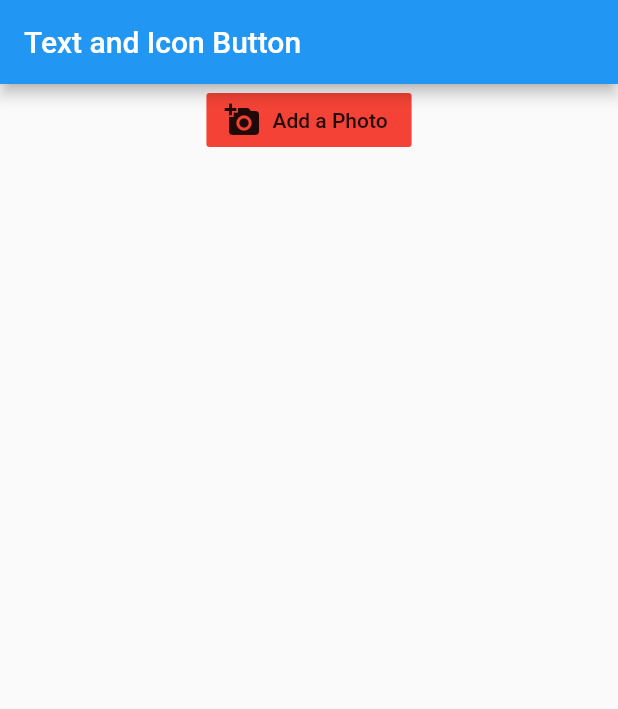
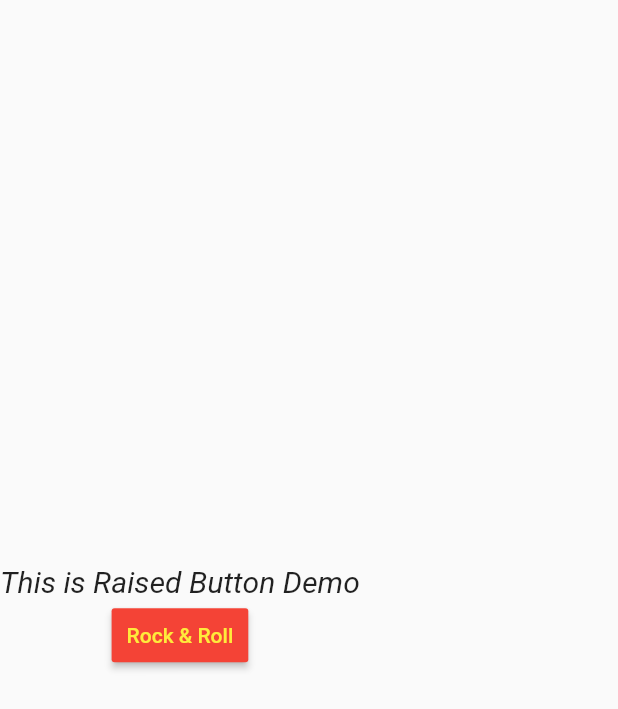
Before and after one commit to parthmehta1990/FlutterWidgetExample, a Flutter app: the screen it shows after launch, on a phone screen of 412 x 824 dp. Shown: the top 709 px of the screen. Run offline on Flutter 3.47's test engine with Material 2 defaults, Android fonts, the phone set to English and light mode, and no system bars.

Commit message:
+Raised Button Example done

```diff
--- /dev/null
+++ b/lib/RaisedButtonEx/RaisedBtn.dart
@@ -0,0 +1,47 @@
+import 'package:flutter/material.dart';
+
+class RaisedBtn extends StatefulWidget {
+  @override
+  _RaisedBtnState createState() => _RaisedBtnState();
+}
+
+class _RaisedBtnState extends State<RaisedBtn> {
+  String msg = "This is Raised Button Demo";
+
+  @override
+  Widget build(BuildContext context) {
+    return Scaffold(
+      body: Container(
+        child: Column(
+          mainAxisAlignment: MainAxisAlignment.center,
+          children: <Widget>[
+            Text(
+              msg,
+              style: TextStyle(fontSize: 20, fontStyle: FontStyle.italic),
+            ),
+
+            RaisedButton(
+
+              child: Text("Rock & Roll"),
+              onPressed: _changeText,
+              color: Colors.red,
+              textColor: Colors.yellow,
+              padding: EdgeInsets.fromLTRB(10, 10, 10, 10),
+              splashColor: Colors.grey,
+            )
+          ],
+        ),
+      ),
+    );
+  }
+
+  _changeText() {
+    setState(() {
+      if (msg.startsWith('F')) {
+        msg = 'I have learned FlutterRaised example ';
+      } else {
+        msg = 'Flutter RaisedButton example';
+      }
+    });
+  }
+}
--- a/lib/main.dart
+++ b/lib/main.dart
@@ -1,5 +1,6 @@
 import 'package:flutter/cupertino.dart';
 import 'package:flutter/material.dart';
+import 'package:flutter_widget_app/RaisedButtonEx/RaisedBtn.dart';
 import 'package:flutter_widget_app/Tooltip/ToolTipWidget.dart';
 import 'package:flutter_widget_app/WrapWidget.dart';
 
@@ -22,7 +23,8 @@ class MyApp extends StatelessWidget {
       theme: ThemeData(
         primarySwatch: Colors.blue,
       ),
-      home: FlatButtonExample()
+      home:RaisedBtn()
+      //FlatButtonExample()
       //ICButton()
       //ToolTipWidget()
       //ClipReacWidget()
```
